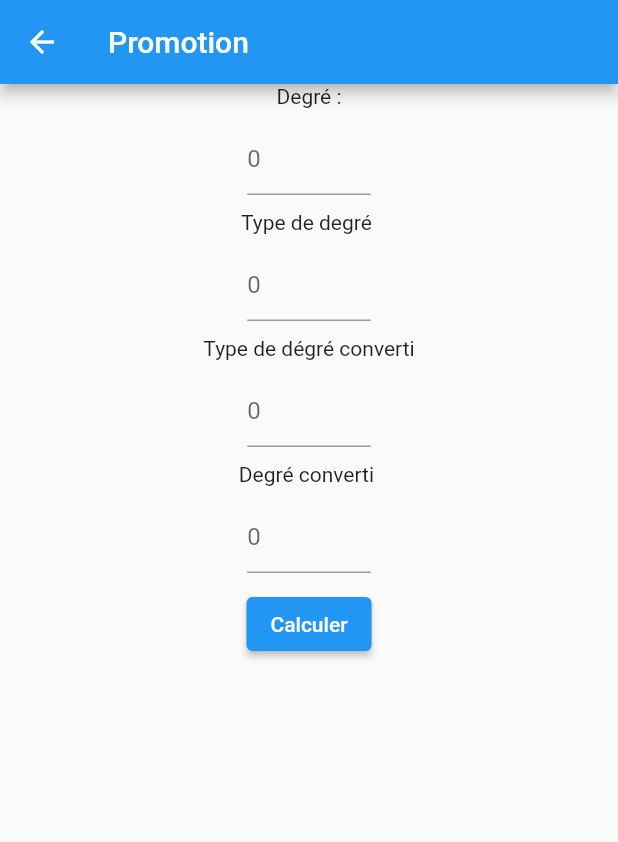
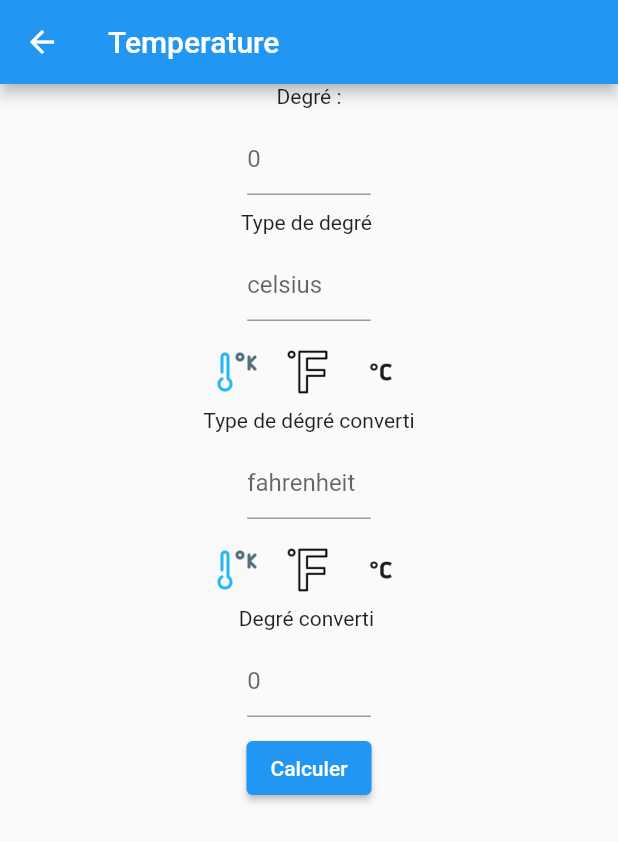
Before and after one commit to mathieusoufflard/Mini_Project_Flutter_Coding, a Flutter app: the TemperatureView screen opened directly, on a phone screen of 412 x 824 dp. Shown: the top 842 px of the screen. Run offline on Flutter 3.47's test engine with Material 2 defaults, Android fonts, the phone set to English and light mode, and no system bars.

Commit message:
Temperature done

```diff
--- a/flutter_app/lib/main.dart
+++ b/flutter_app/lib/main.dart
@@ -1,7 +1,7 @@
 import 'package:flutter/material.dart';
 import 'package:flutter_app/testPage.dart';
 import 'package:flutter_app/temperatureView.dart';
-import 'package:flutter_app/temperatureBrain.dart';
+import 'package:flutter_app/temperatureController.dart';
 
 
 void main() {
--- a/flutter_app/lib/temperatureBrain.dart
+++ b/flutter_app/lib/temperatureController.dart
@@ -1,5 +1,5 @@
 
-class TemperatureBrain {
+class TemperatureController {
 
 
   String getConversion(topVal,topSelected,bottomSelected)
--- a/flutter_app/lib/temperatureView.dart
+++ b/flutter_app/lib/temperatureView.dart
@@ -1,21 +1,19 @@
-import 'dart:ffi';
-
 import 'package:flutter/material.dart';
 import 'package:flutter/services.dart';
-import 'package:flutter_app/temperatureBrain.dart';
+import 'package:flutter_app/temperatureController.dart';
 
 class TemperatureView extends StatelessWidget {
 
   TextEditingController initPriceController = TextEditingController();
-  TextEditingController promoRateController = TextEditingController();
-  TextEditingController promoValueController = TextEditingController();
+  TextEditingController typeDegreeTop = TextEditingController();
+  TextEditingController typeDegreeBottom = TextEditingController();
   TextEditingController finalPriceController = TextEditingController();
 
 
   @override
   Widget build(BuildContext context) {
-    final title = 'Promotion';
-    TemperatureBrain temperatureBrain = new TemperatureBrain();
+    final title = 'Temperature';
+    TemperatureController temperatureController = new TemperatureController();
 
     _setInputField(String hintText, TextEditingController fieldController,
         TextInputType inputType,
@@ -49,13 +47,70 @@ class TemperatureView extends StatelessWidget {
             _setInputField("0",
                 initPriceController, TextInputType.number),
             Text("Type de degré "),
-            _setInputField("0",
-                promoRateController, TextInputType.text),
-            Text("Type de dégré converti"),
-            _setInputField(
-                "0",
-                promoValueController,
-                TextInputType.text),
+            _setInputField("celsius",
+                typeDegreeTop, TextInputType.text),
+            Row(
+                mainAxisAlignment: MainAxisAlignment.center,
+                children :<Widget>[
+                IconButton(
+                  icon: Image.asset('assets/images/icon-kalvin.png'),
+                  tooltip: 'Kelvin',
+                  onPressed: () {
+                    typeDegreeTop.text = 'kelvin';
+                  },
+                ),
+                IconButton(
+                  icon: Image.asset('assets/images/icon-fahrenheit.png'),
+                  tooltip: 'Fahrenheit',
+                  onPressed: () {
+                    typeDegreeTop.text = 'fahrenheit';
+
+                  },
+                ),
+                IconButton(
+                  icon: Image.asset('assets/images/icon-celsius.png'),
+                  tooltip: 'Celsius',
+                  onPressed: () {
+                    typeDegreeTop.text = 'celsius';
+
+                  },
+                ),
+              ],
+            ),
+              Text("Type de dégré converti"),
+              _setInputField(
+                  "fahrenheit",
+                  typeDegreeBottom,
+                  TextInputType.text),
+            Row(
+              mainAxisAlignment: MainAxisAlignment.center,
+              children :<Widget>[
+                IconButton(
+                  icon: Image.asset('assets/images/icon-kalvin.png'),
+                  tooltip: 'Kelvin',
+                  onPressed: () {
+                    typeDegreeBottom.text = 'kelvin';
+                  },
+                ),
+                IconButton(
+                  icon: Image.asset('assets/images/icon-fahrenheit.png'),
+                  tooltip: 'Fahrenheit',
+                  onPressed: () {
+                    typeDegreeBottom.text = 'fahrenheit';
+
+                  },
+                ),
+                IconButton(
+                  icon: Image.asset('assets/images/icon-celsius.png'),
+                  tooltip: 'Celsius',
+                  onPressed: () {
+                    typeDegreeBottom.text = 'celsius';
+
+                  },
+                ),
+              ],
+            ),
+
             Text("Degré converti "),
             _setInputField(
                 "0",
@@ -63,7 +118,7 @@ class TemperatureView extends StatelessWidget {
                 TextInputType.number,
                 true),
             ElevatedButton(onPressed: () {
-              finalPriceController.text = temperatureBrain.getConversion(initPriceController.text,promoRateController.text,promoValueController.text);
+              finalPriceController.text = temperatureController.getConversion(initPriceController.text,typeDegreeTop.text,typeDegreeBottom.text);
             }, child: Text("Calculer"))
           ],
         ),
--- a/flutter_app/pubspec.yaml
+++ b/flutter_app/pubspec.yaml
@@ -38,7 +38,8 @@ dev_dependencies:
 
 # The following section is specific to Flutter.
 flutter:
-
+  assets:
+    - assets/images/
   # The following line ensures that the Material Icons font is
   # included with your application, so that you can use the icons in
   # the material Icons class.
```
Also changed, not shown: flutter_app/assets/images/icon-celsius.png (added), flutter_app/assets/images/icon-fahrenheit.png (added), flutter_app/assets/images/icon-kalvin.png (added).
